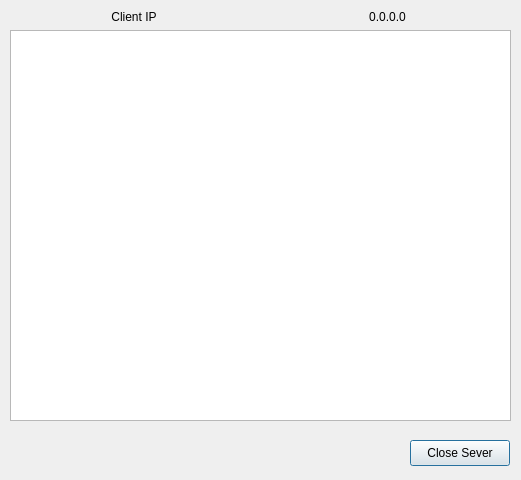
Before: the Qt Designer form server.ui in debugger22/network-prog-project, drawn with Qt 5.
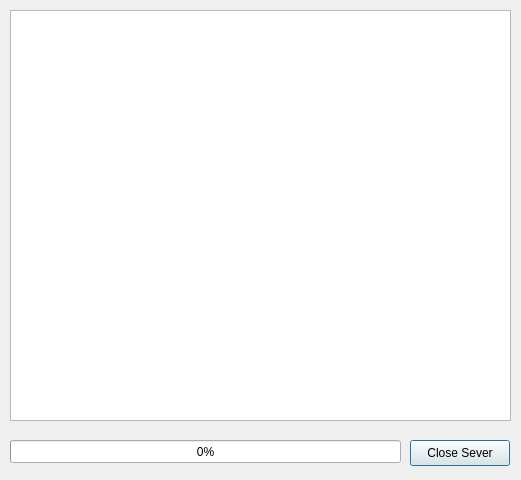
After: the same form once the commit is applied.

The edit to the form file:
```diff
--- a/server.ui
+++ b/server.ui
@@ -24,28 +24,7 @@
    </property>
    <layout class="QVBoxLayout" name="verticalLayout">
     <item>
-     <layout class="QHBoxLayout" name="horizontalLayout">
-      <item>
-       <widget class="QLabel" name="label">
-        <property name="text">
-         <string>Client IP</string>
-        </property>
-        <property name="alignment">
-         <set>Qt::AlignCenter</set>
-        </property>
-       </widget>
-      </item>
-      <item>
-       <widget class="QLabel" name="lblClientIP">
-        <property name="text">
-         <string>0.0.0.0</string>
-        </property>
-        <property name="alignment">
-         <set>Qt::AlignCenter</set>
-        </property>
-       </widget>
-      </item>
-     </layout>
+     <layout class="QHBoxLayout" name="horizontalLayout"/>
     </item>
     <item>
      <widget class="QListView" name="logListView">
@@ -75,6 +54,22 @@
     <string>Close Sever</string>
    </property>
   </widget>
+  <widget class="QProgressBar" name="fileProgressBar">
+   <property name="geometry">
+    <rect>
+     <x>10</x>
+     <y>440</y>
+     <width>391</width>
+     <height>23</height>
+    </rect>
+   </property>
+   <property name="value">
+    <number>0</number>
+   </property>
+   <property name="textVisible">
+    <bool>true</bool>
+   </property>
+  </widget>
  </widget>
  <resources/>
  <connections/>
```
Left out of the diff: 2 changed lines with no effect on the pictures.
